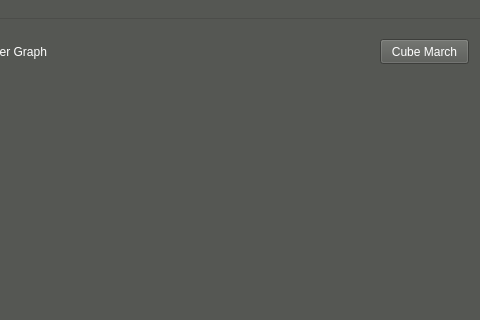
Old version of the form mainwindow.ui in the repository EVARATE/MandelbulbUI; both pictures show x 320 to 800 and y 0 to 320 of the 800 by 540 pixel window.
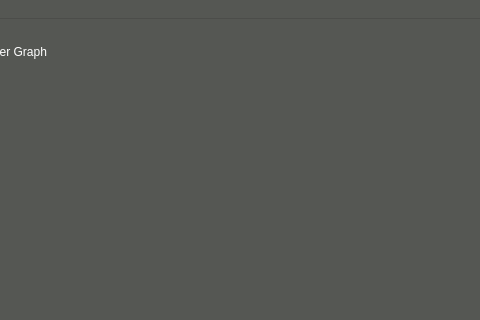
New version of the form.

Commit message:
Implemented marching cube algorithm
- Algorithm works, just needs to be placed in the UI properly.

Diff of the .ui file:
```diff
--- a/mainwindow.ui
+++ b/mainwindow.ui
@@ -1068,19 +1068,6 @@
      <string>0.07</string>
     </property>
    </widget>
-   <widget class="QPushButton" name="pushButton_cubeMarch">
-    <property name="geometry">
-     <rect>
-      <x>700</x>
-      <y>20</y>
-      <width>89</width>
-      <height>25</height>
-     </rect>
-    </property>
-    <property name="text">
-     <string>Cube March</string>
-    </property>
-   </widget>
   </widget>
   <widget class="QMenuBar" name="menubar">
    <property name="geometry">
```
Left out of the diff: 16 changed lines with no effect on the pictures. The commit also changes 6 other files.
